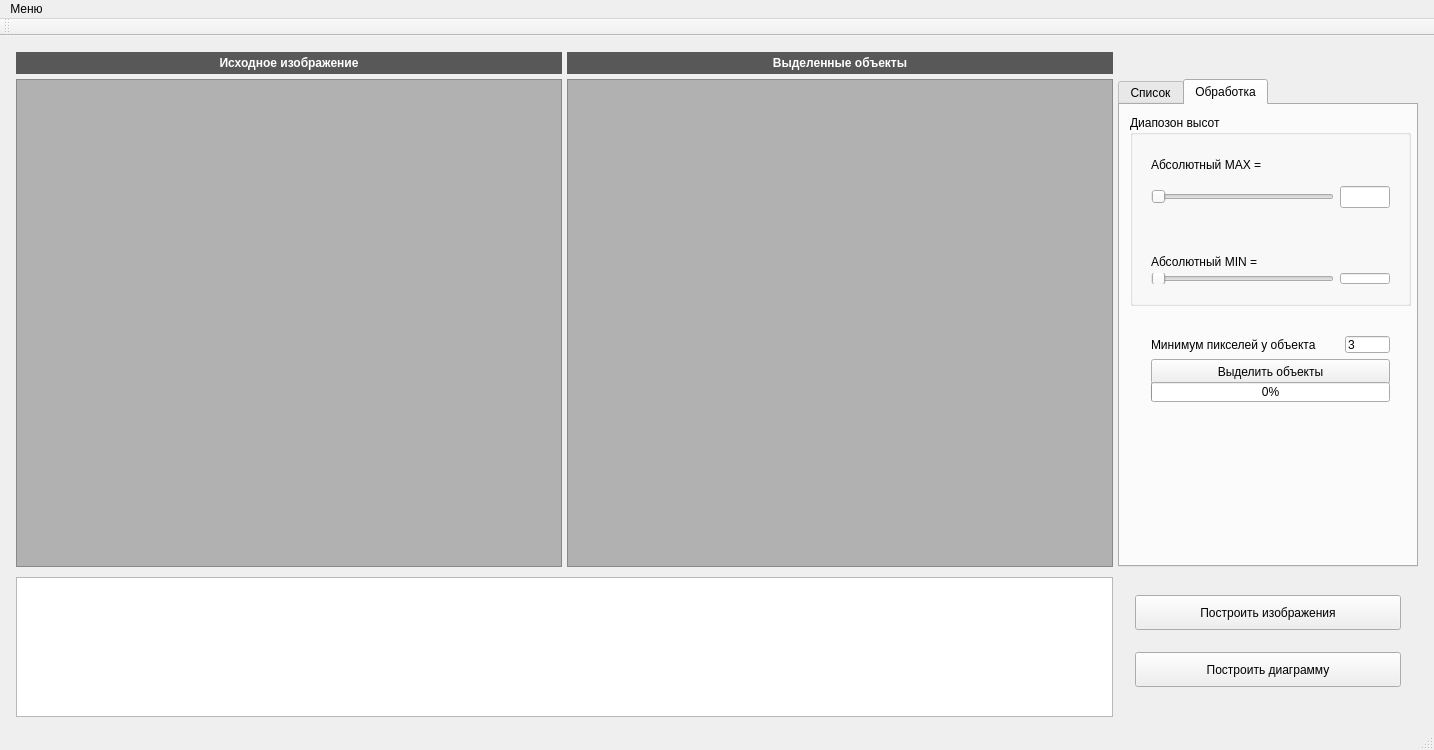
First picture: the form in Recognite/mainwindow.ui, repository relaxesemind/Recognite, before the edit.
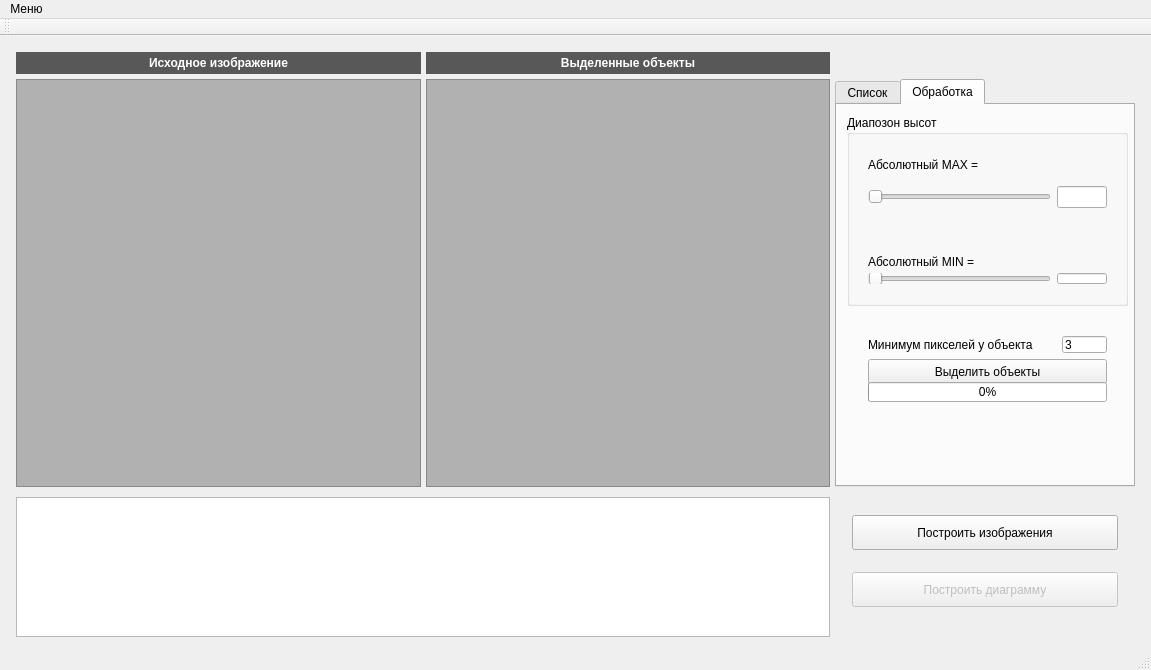
Second picture: the form after the edit. Icons and pictures are not drawn. Custom widgets are drawn as their Qt base class.

```diff
--- a/Recognite/mainwindow.ui
+++ b/Recognite/mainwindow.ui
@@ -6,14 +6,14 @@
    <rect>
     <x>0</x>
     <y>0</y>
-    <width>1434</width>
-    <height>750</height>
+    <width>1151</width>
+    <height>670</height>
    </rect>
   </property>
   <property name="minimumSize">
    <size>
-    <width>1000</width>
-    <height>750</height>
+    <width>900</width>
+    <height>650</height>
    </size>
   </property>
   <property name="windowTitle">
@@ -128,11 +128,30 @@
       </item>
       <item row="1" column="0">
        <widget class="ImageView" name="imageView">
+        <property name="minimumSize">
+         <size>
+          <width>281</width>
+          <height>0</height>
+         </size>
+        </property>
         <property name="styleSheet">
          <string notr="true">background : rgb(177, 177,177)</string>
         </property>
        </widget>
       </item>
+      <item row="1" column="1">
+       <widget class="ImageView" name="imageViewSelected">
+        <property name="minimumSize">
+         <size>
+          <width>281</width>
+          <height>0</height>
+         </size>
+        </property>
+        <property name="styleSheet">
+         <string notr="true">background : rgb(177, 177, 177)</string>
+        </property>
+       </widget>
+      </item>
       <item row="2" column="2">
        <layout class="QVBoxLayout" name="verticalLayout" stretch="0,0">
         <property name="spacing">
@@ -166,7 +185,7 @@
         <item>
          <widget class="QPushButton" name="diagramPushButton">
           <property name="enabled">
-           <bool>true</bool>
+           <bool>false</bool>
           </property>
           <property name="minimumSize">
            <size>
@@ -174,6 +193,9 @@
             <height>35</height>
            </size>
           </property>
+          <property name="styleSheet">
+           <string notr="true"/>
+          </property>
           <property name="text">
            <string>Построить диаграмму</string>
           </property>
@@ -542,7 +564,7 @@
     <rect>
      <x>0</x>
      <y>0</y>
-     <width>1434</width>
+     <width>1151</width>
      <height>22</height>
     </rect>
    </property>
```
Left out of the diff: 155 changed lines with no effect on the pictures.
